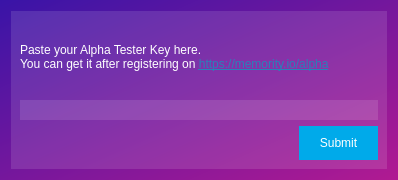
Qt form memority/ui/add_key.ui (Memority/memority) before a commit.
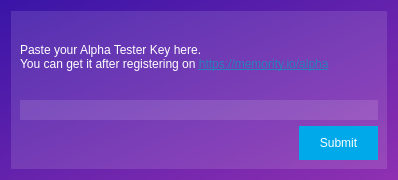
The same form after that commit. Icons and pictures are not drawn.

Diff of the .ui file:
```diff
--- a/memority/ui/add_key.ui
+++ b/memority/ui/add_key.ui
@@ -34,7 +34,7 @@
   </property>
   <property name="styleSheet">
    <string notr="true">QWidget{
-background: qlineargradient(spread:pad, x1:0, y1:0, x2:0.9801, y2:1, stop:0 rgba(57, 20, 167, 255), stop:0.995025 rgb(175, 26, 146));
+background: qlineargradient(spread:pad, x1:0, y1:0, x2:0.9801, y2:1, stop:0 rgba(57, 20, 167, 255), stop:0.995025 rgb(142, 48, 177));
 color: #fff;
 }
 QDialog{
```
